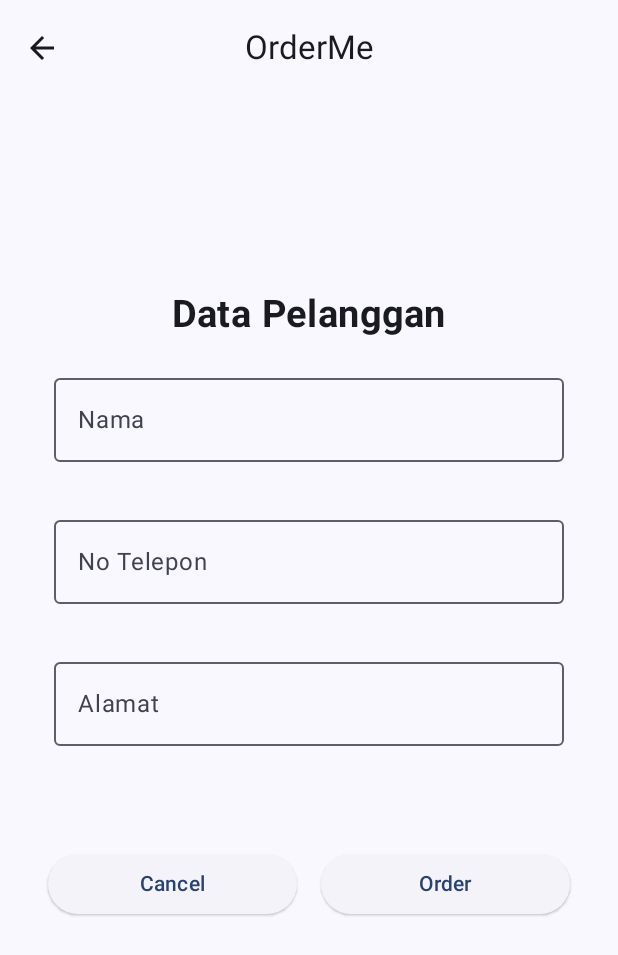
After one commit to Carera12/ProjectUAS_063_122, an Android app built with Jetpack Compose: the HalamanForm screen opened through its navigation route, on a phone screen of 412 x 824 dp. The commit adds this screen. Shown: the top 955 px of the screen. Run offline under Robolectric (Android 15) with nearby library versions, the phone set to English and light mode, and no system bars.

Commit message:
halaman form

```diff
--- a/app/src/main/java/com/example/projectuas/navigasi/PengelolaHalaman.kt
+++ b/app/src/main/java/com/example/projectuas/navigasi/PengelolaHalaman.kt
@@ -18,9 +18,11 @@ import androidx.navigation.compose.rememberNavController
 import com.example.projectuas.R
 import com.example.projectuas.model.MenuViewModel
 import com.example.projectuas.model.RiwayatViewModel
+import com.example.projectuas.ui.halaman.DestinasiForm
 import com.example.projectuas.ui.halaman.DestinasiMenu
 import com.example.projectuas.ui.halaman.DestinasiRiwayat
 import com.example.projectuas.ui.halaman.DestinasiStart
+import com.example.projectuas.ui.halaman.HalamanForm
 import com.example.projectuas.ui.halaman.HalamanMenu
 import com.example.projectuas.ui.halaman.HalamanRiwayat
 import com.example.projectuas.ui.halaman.HomeStart
@@ -67,8 +69,13 @@ fun HostNavigasi(
     ) {
         composable(DestinasiStart.route){
             HomeStart(
-                navigateHome = { navController.navigate(DestinasiMenu.route) } // Pindahkan navigasi ke halaman menu di sini
+                navigateHome = { navController.navigate(DestinasiForm.route) } // Pindahkan navigasi ke halaman menu di sini
             )
+        }
+        composable(DestinasiForm.route){
+            HalamanForm(
+                navigateSave = {navController.navigate(DestinasiMenu.route)},
+                navigateCancel = { navController.popBackStack() })
         }
         composable(DestinasiMenu.route){
             HalamanMenu(
--- /dev/null
+++ b/app/src/main/java/com/example/projectuas/ui/halaman/HalamanForm.kt
@@ -0,0 +1,135 @@
+package com.example.projectuas.ui.halaman
+
+import androidx.compose.foundation.layout.Arrangement
+import androidx.compose.foundation.layout.Column
+import androidx.compose.foundation.layout.Row
+import androidx.compose.foundation.layout.Spacer
+import androidx.compose.foundation.layout.fillMaxSize
+import androidx.compose.foundation.layout.fillMaxWidth
+import androidx.compose.foundation.layout.padding
+import androidx.compose.material3.ElevatedButton
+import androidx.compose.material3.ExperimentalMaterial3Api
+import androidx.compose.material3.OutlinedTextField
+import androidx.compose.material3.Scaffold
+import androidx.compose.material3.Text
+import androidx.compose.material3.TopAppBarDefaults
+import androidx.compose.runtime.Composable
+import androidx.compose.runtime.getValue
+import androidx.compose.runtime.mutableStateOf
+import androidx.compose.runtime.saveable.rememberSaveable
+import androidx.compose.runtime.setValue
+import androidx.compose.ui.Alignment
+import androidx.compose.ui.Modifier
+import androidx.compose.ui.input.nestedscroll.nestedScroll
+import androidx.compose.ui.platform.LocalContext
+import androidx.compose.ui.res.dimensionResource
+import androidx.compose.ui.res.stringResource
+import androidx.compose.ui.text.font.FontWeight
+import androidx.compose.ui.unit.dp
+import androidx.compose.ui.unit.sp
+import androidx.lifecycle.viewmodel.compose.viewModel
+import com.example.projectuas.R
+import com.example.projectuas.data.DataOrder
+import com.example.projectuas.model.MenuViewModel
+import com.example.projectuas.navigasi.DestinasiNavigasi
+import com.example.projectuas.navigasi.OrderTopAppBar
+
+object DestinasiForm : DestinasiNavigasi {
+    override val route: String = "Form"
+    override val titleRes: Int = R.string.app_name
+}
+@OptIn(ExperimentalMaterial3Api::class)
+@Composable
+fun HalamanForm(
+    navigateSave: (MutableList<String>) -> Unit,
+    navigateCancel: () -> Unit,
+    modifier: Modifier = Modifier,
+    viewModel: MenuViewModel = viewModel()
+) {
+    val scrollBehavior = TopAppBarDefaults.enterAlwaysScrollBehavior()
+    Scaffold (
+        modifier = modifier.nestedScroll(scrollBehavior.nestedScrollConnection),
+        topBar = {
+            OrderTopAppBar(
+                title = stringResource(DestinasiStart.titleRes),
+                canNavigateBack = true,
+                scrollBehavior = scrollBehavior
+            )
+        },
+
+        ) { innerPadding ->
+        IsiForm(
+            onCancelButtonClicked = { /*TODO*/ },
+            onSubmitButtonClick = navigateSave,
+            modifier = Modifier.padding(innerPadding)
+        )
+    }
+}
+@OptIn(ExperimentalMaterial3Api::class)
+@Composable
+fun IsiForm(
+    //onNextButtonClicked: () -> Unit,
+    onCancelButtonClicked: () -> Unit,
+    onSubmitButtonClick: (MutableList<String>) -> Unit,
+    modifier: Modifier = Modifier
+) {
+    var namaTxt by rememberSaveable {
+        mutableStateOf("")
+    }
+    var alamatTxt by rememberSaveable {
+        mutableStateOf("")
+    }
+    var telponTxt by rememberSaveable {
+        mutableStateOf("")
+    }
+    var listDataTxt: MutableList<String> = mutableListOf(namaTxt, alamatTxt, telponTxt)
+
+    Column (
+        verticalArrangement = Arrangement.Center,
+        horizontalAlignment = Alignment.CenterHorizontally,
+        modifier = Modifier
+            .padding(16.dp)
+            .fillMaxSize()
+    ){
+        Text(text = "Data Pelanggan", fontWeight = FontWeight.Bold, fontSize = 25.sp)
+        Column (modifier = Modifier.padding(20.dp)) {
+            OutlinedTextField(modifier = Modifier.fillMaxWidth(),
+                value = namaTxt,
+                label = { Text(text = stringResource(id = R.string.nama)) },
+                onValueChange = {namaTxt = it})
+            Spacer(modifier = Modifier.padding(15.dp))
+            OutlinedTextField(modifier = Modifier.fillMaxWidth(),
+                value = telponTxt,
+                label = { Text(text = stringResource(id = R.string.notelp)) },
+                onValueChange = {telponTxt = it})
+            Spacer(modifier = Modifier.padding(15.dp))
+            OutlinedTextField(modifier = Modifier.fillMaxWidth(),
+                value = alamatTxt,
+                label = { Text(text = stringResource(id = R.string.alamat)) },
+                onValueChange = {alamatTxt = it})
+            Spacer(modifier = Modifier.padding(16.dp))
+
+        }
+        Row (
+            modifier = Modifier
+                .fillMaxWidth()
+                .padding(dimensionResource(R.dimen.padding_medium))
+                .weight(1f, false),
+            horizontalArrangement = Arrangement.spacedBy(dimensionResource(R.dimen.padding_medium)),
+            verticalAlignment = Alignment.Bottom
+        ) {
+            ElevatedButton(
+                modifier = Modifier.weight(1f),
+                onClick = onCancelButtonClicked
+            ) {
+                Text(stringResource(R.string.cancel))
+            }
+            ElevatedButton(
+                modifier = Modifier.weight(1f),
+                onClick = {onSubmitButtonClick(listDataTxt)}
+            ) {
+                Text(stringResource(R.string.order))
+            }
+        }
+    }
+}
--- a/app/src/main/java/com/example/projectuas/ui/halaman/HalamanMenu.kt
+++ b/app/src/main/java/com/example/projectuas/ui/halaman/HalamanMenu.kt
@@ -97,6 +97,7 @@ fun IsiMenu(
     var pilihantransaksi by rememberSaveable { mutableStateOf("")    }
     var textJmlMakanan by remember { mutableStateOf("")  }
     var textJmlMinuman by remember { mutableStateOf("")  }
+
 
     Column (modifier= modifier,
         verticalArrangement = Arrangement.SpaceBetween
--- a/app/src/main/java/com/example/projectuas/ui/halaman/HalamanRiwayat.kt
+++ b/app/src/main/java/com/example/projectuas/ui/halaman/HalamanRiwayat.kt
@@ -98,7 +98,10 @@ fun IsiRiwayat(
             )
             Text(text = "No Telepon")
             Text(text = detailOrder.noTelp)
-
+            Divider(
+                thickness =
+                dimensionResource(R.dimen.thickness_divider)
+            )
 
             items.forEach { item ->
                 Column {
```
